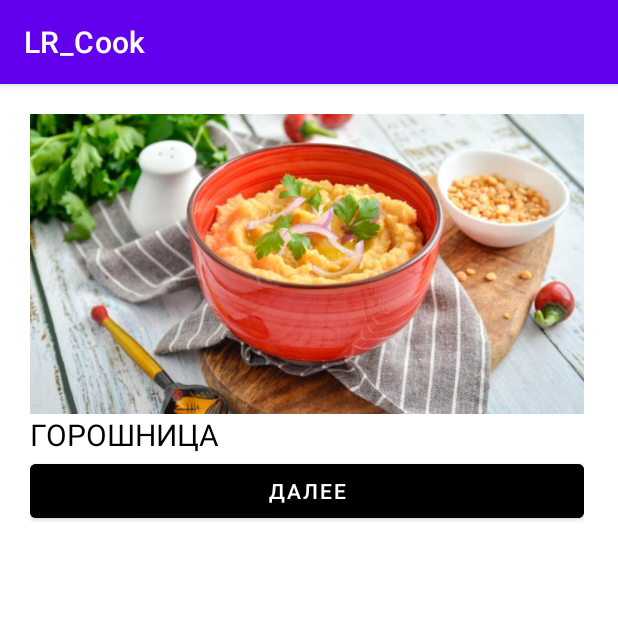
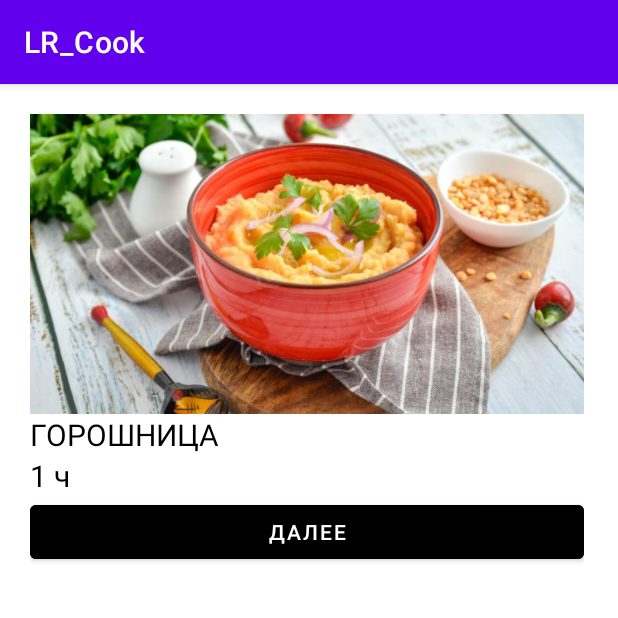
Before and after one commit to soni1541/LR_Cook, an Android app: the LunchActivity screen opened directly, with no data from a screen before it, on a phone screen of 412 x 824 dp, the top half of it. Run offline under Robolectric (Android 15) with nearby library versions, the phone set to English and light mode, and no system bars.

Commit message:
Обеды и ужины готовы

```diff
--- a/app/src/main/res/layout/activity_lunch.xml
+++ b/app/src/main/res/layout/activity_lunch.xml
@@ -34,6 +34,15 @@
                 android:textColor="#000000"
                 android:textSize="20sp" />
 
+            <TextView
+                android:id="@+id/textView16"
+                android:layout_width="match_parent"
+                android:layout_height="wrap_content"
+                android:gravity="start"
+                android:text="@string/lunch1_time"
+                android:textColor="#000000"
+                android:textSize="20sp" />
+
             <Button
                 android:id="@+id/button_lunch1"
                 android:layout_width="match_parent"
```
